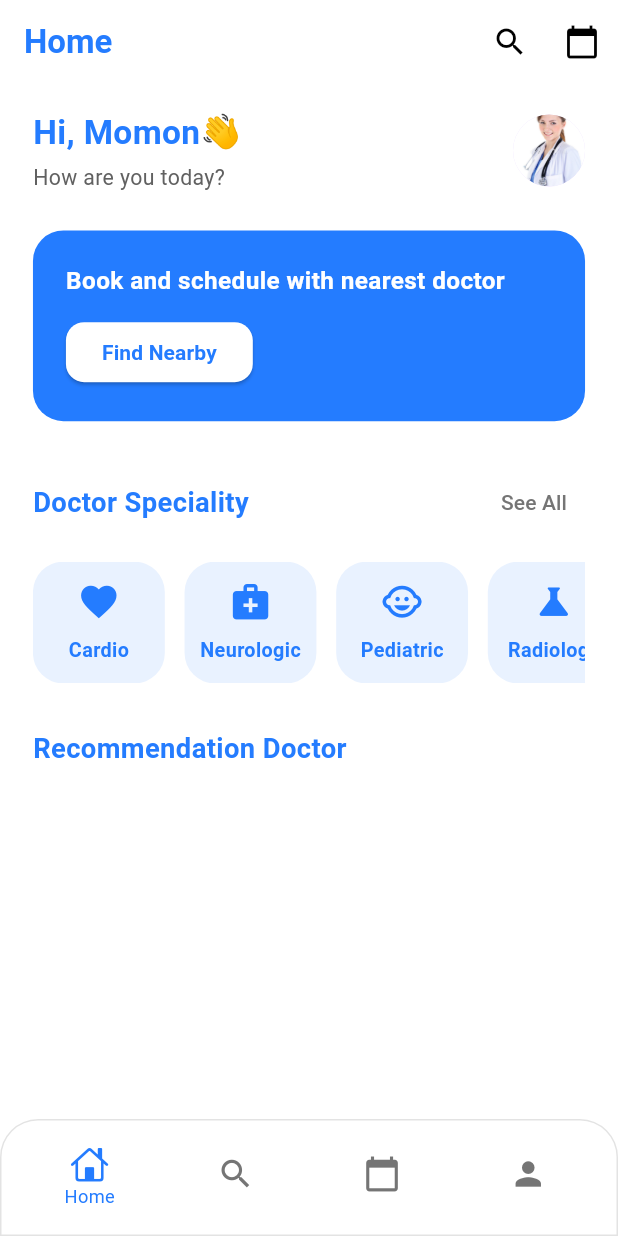
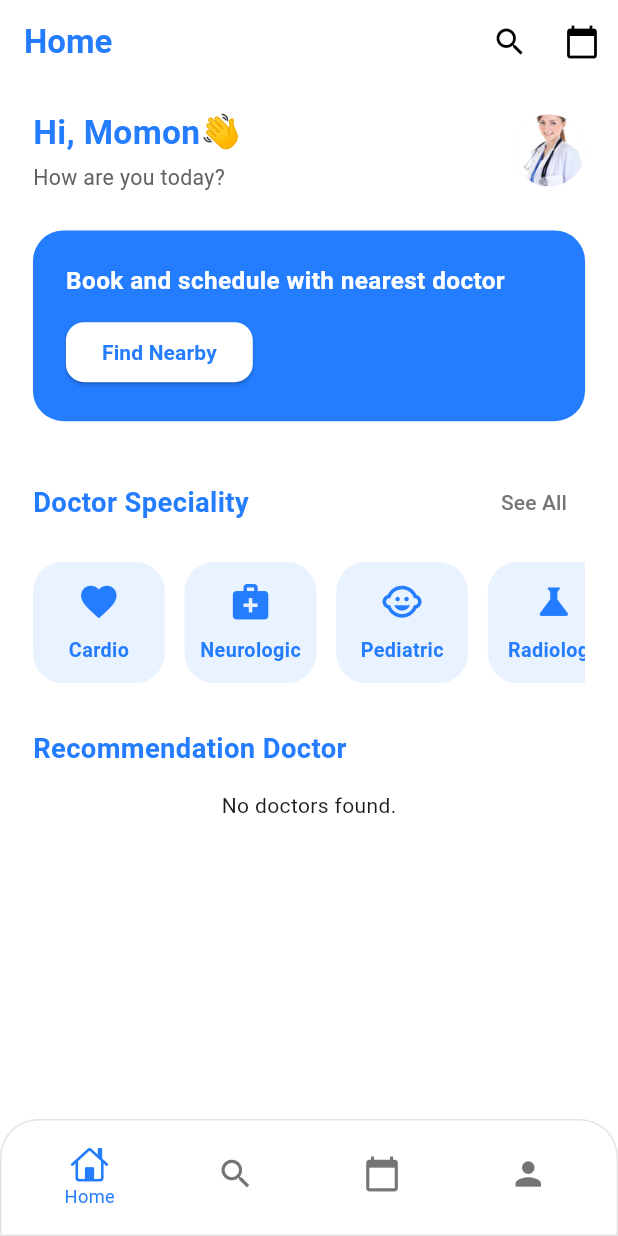
Before and after one commit to abdullrhmanmhmd/DocDoc_appointment_app, a Flutter app: the BottomNavigationWidget screen opened directly, on a phone screen of 412 x 824 dp. Run offline on Flutter 3.47's test engine with Material 3 defaults, Android fonts, the phone set to English and light mode, and no system bars; our stand-ins replace cloud_firestore, dio, firebase_auth, firebase_core, flutter_screenutil, flutter_svg and 2 more; accounts and stored records are empty.

Commit message:
Add DoctorService to fetch doctors from Firestore

```diff
--- /dev/null
+++ b/lib/logic/services/doctor_service.dart
@@ -0,0 +1,24 @@
+import 'package:cloud_firestore/cloud_firestore.dart';
+import '../models/doctor.dart';
+
+class DoctorService {
+  FirebaseFirestore get _db => FirebaseFirestore.instance;
+
+
+  Stream<List<Doctor>> getDoctors() {
+    return _db.collection('doctors')
+        .snapshots()
+        .map((snapshot) => snapshot.docs
+        .map((doc) => Doctor.fromFirestore(doc.data(), doc.id))
+        .toList());
+  }
+
+
+  Future<Doctor?> getDoctorById(String id) async {
+    final doc = await _db.collection('doctors').doc(id).get();
+    if (doc.exists) {
+      return Doctor.fromFirestore(doc.data()!, doc.id);
+    }
+    return null;
+  }
+}
--- a/lib/screens/home_screen.dart
+++ b/lib/screens/home_screen.dart
@@ -2,13 +2,16 @@ import 'package:flutter/material.dart';
 import 'package:flutter_screenutil/flutter_screenutil.dart';
 import '../core/constants/color_theme.dart';
 import '../logic/models/doctor.dart';
+import '../logic/services/doctor_service.dart';
 import '../widgets/doctor_card_widget.dart';
 import '../screens/search_screen.dart';
 import '../screens/my_appointments_screen.dart';
 
 class HomeScreen extends StatelessWidget {
-  final List<Doctor> doctors;
-  const HomeScreen({super.key, required this.doctors});
+  HomeScreen({super.key});
+
+
+  final DoctorService _doctorService = DoctorService();
 
   @override
   Widget build(BuildContext context) {
@@ -25,7 +28,8 @@ class HomeScreen extends StatelessWidget {
         actions: [
           IconButton(
             icon: const Icon(Icons.search, color: Colors.black),
-            onPressed: () {
+            onPressed: () async {
+              final doctors = await _doctorService.getDoctors().first;
               Navigator.push(
                 context,
                 MaterialPageRoute(
@@ -171,7 +175,22 @@ class HomeScreen extends StatelessWidget {
                 ),
               ),
               SizedBox(height: 15.h),
-              ListView.builder(
+
+            StreamBuilder<List<Doctor>>(
+                stream: _doctorService.getDoctors(),
+                builder: (context, snapshot) {
+                  if (snapshot.connectionState == ConnectionState.waiting) {
+                    return const Center(child: CircularProgressIndicator());
+                  }
+                  if (snapshot.hasError) {
+                    return Center(child: Text('Error: ${snapshot.error}'));
+                  }
+                  if (!snapshot.hasData || snapshot.data!.isEmpty) {
+                    return const Center(child: Text('No doctors found.'));
+                  }
+
+                  final doctors = snapshot.data!;
+                  return ListView.builder(
                     physics: const NeverScrollableScrollPhysics(),
                     shrinkWrap: true,
                     itemCount: doctors.length,
@@ -180,6 +199,8 @@ class HomeScreen extends StatelessWidget {
                       return Padding(
                         padding: EdgeInsets.only(bottom: 10.h),
                         child: DoctorCardWidget(doctor: doctor),
+                      );
+                    },
                   );
                 },
               ),
--- a/lib/widgets/bottom_navigation.dart
+++ b/lib/widgets/bottom_navigation.dart
@@ -29,7 +29,7 @@ class _BottomNavigationWidgetState extends State<BottomNavigationWidget> {
     pageController = PageController(initialPage: currentScreen);
 
     screens = [
-      HomeScreen(doctors: [],),
+      HomeScreen(),
       const SearchScreen(doctors: [],),
        MyAppointmentsScreen(),
        ProfileScreen(),
--- a/pubspec.yaml
+++ b/pubspec.yaml
@@ -27,6 +27,7 @@ dependencies:
   skeletonizer:
   firebase_auth:
   firebase_core:
+  cloud_firestore:
 
 dev_dependencies:
   flutter_test:
```
Also changed, not shown: pubspec.lock, 3 other files. Lines whose indentation alone changed are shown as unchanged.
